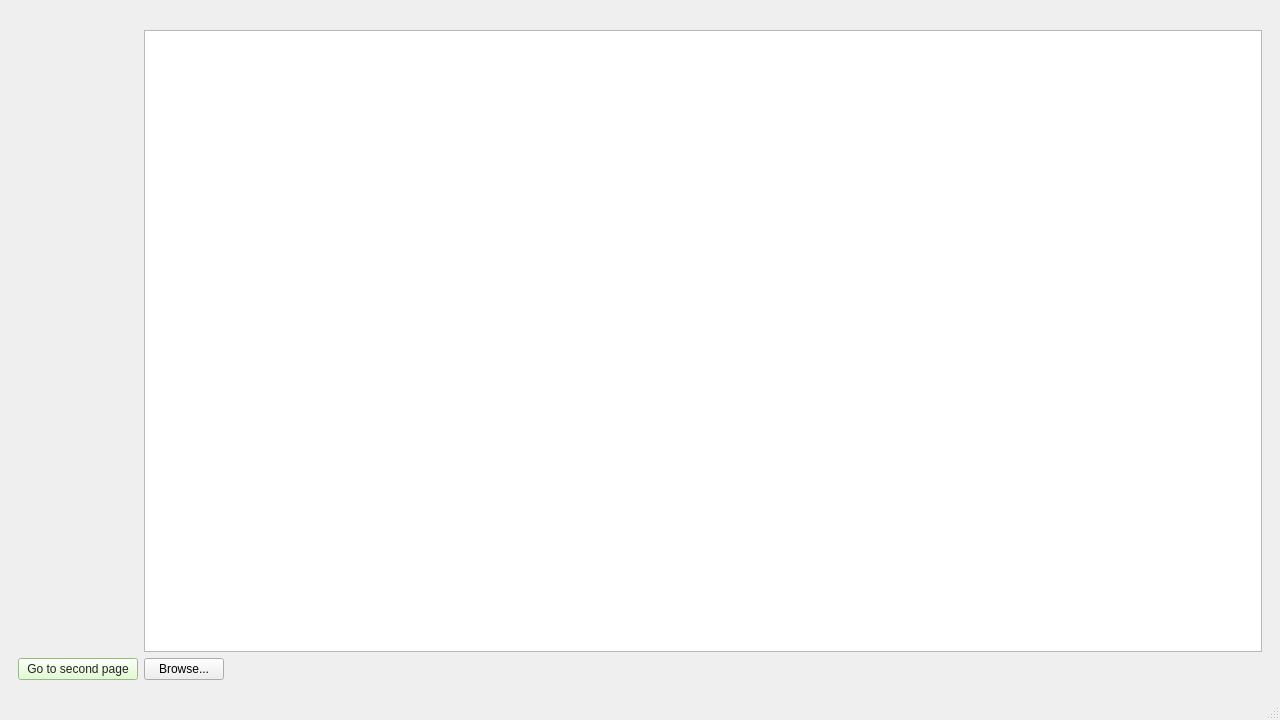
The window that mainwindow.ui (DreaMTH/DataAnalysis) describes before a commit, drawn with Qt 5.
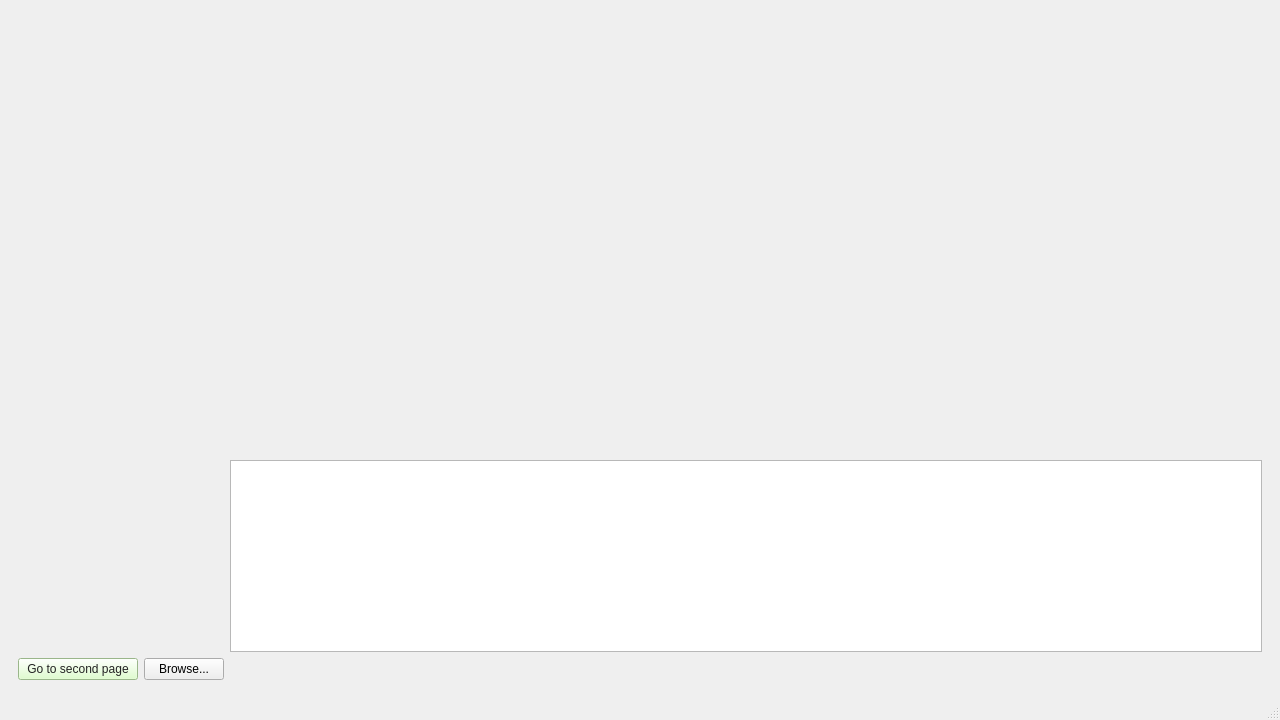
The same window after the commit.

Commit message: Rewrwited basic real + design changes.

Patch:
```diff
--- a/mainwindow.ui
+++ b/mainwindow.ui
@@ -21,50 +21,28 @@
   </property>
   <widget class="QWidget" name="centralwidget">
    <layout class="QGridLayout" name="gridLayout_2">
-    <item row="0" column="0">
+    <item row="0" column="1">
      <layout class="QGridLayout" name="gridLayout">
-      <item row="1" column="0">
+      <item row="0" column="0">
        <widget class="QStackedWidget" name="stackedWidget">
         <property name="currentIndex">
          <number>0</number>
         </property>
         <widget class="QWidget" name="page">
          <layout class="QGridLayout" name="gridLayout_3">
-          <item row="2" column="0">
-           <spacer name="verticalSpacer">
+          <item row="3" column="2">
+           <spacer name="horizontalSpacer">
             <property name="orientation">
-             <enum>Qt::Vertical</enum>
-            </property>
-            <property name="sizeType">
-             <enum>QSizePolicy::Expanding</enum>
+             <enum>Qt::Horizontal</enum>
             </property>
             <property name="sizeHint" stdset="0">
              <size>
-              <width>20</width>
-              <height>40</height>
+              <width>40</width>
+              <height>20</height>
              </size>
             </property>
            </spacer>
           </item>
-          <item row="0" column="2">
-           <widget class="QWidget" name="widget_2" native="true">
-            <property name="sizePolicy">
-             <sizepolicy hsizetype="Preferred" vsizetype="Preferred">
-              <horstretch>0</horstretch>
-              <verstretch>0</verstretch>
-             </sizepolicy>
-            </property>
-            <property name="minimumSize">
-             <size>
-              <width>0</width>
-              <height>0</height>
-             </size>
-            </property>
-            <property name="styleSheet">
-             <string notr="true">background-color: rgb(255, 85, 127);</string>
-            </property>
-           </widget>
-          </item>
           <item row="3" column="0">
            <widget class="QPushButton" name="pushButton">
             <property name="sizePolicy">
@@ -90,54 +68,6 @@
             </property>
            </widget>
           </item>
-          <item row="1" column="2">
-           <widget class="QWidget" name="widget" native="true">
-            <property name="minimumSize">
-             <size>
-              <width>0</width>
-              <height>0</height>
-             </size>
-            </property>
-            <property name="baseSize">
-             <size>
-              <width>0</width>
-              <height>0</height>
-             </size>
-            </property>
-            <property name="styleSheet">
-             <string notr="true">background-color: rgb(85, 170, 0);</string>
-            </property>
-           </widget>
-          </item>
-          <item row="2" column="1" colspan="2">
-           <widget class="QTableWidget" name="tableWidget">
-            <property name="sizePolicy">
-             <sizepolicy hsizetype="Preferred" vsizetype="Preferred">
-              <horstretch>0</horstretch>
-              <verstretch>0</verstretch>
-             </sizepolicy>
-            </property>
-            <property name="minimumSize">
-             <size>
-              <width>0</width>
-              <height>0</height>
-             </size>
-            </property>
-           </widget>
-          </item>
-          <item row="3" column="2">
-           <spacer name="horizontalSpacer">
-            <property name="orientation">
-             <enum>Qt::Horizontal</enum>
-            </property>
-            <property name="sizeHint" stdset="0">
-             <size>
-              <width>40</width>
-              <height>20</height>
-             </size>
-            </property>
-           </spacer>
-          </item>
           <item row="3" column="1">
            <widget class="QPushButton" name="pushButton_2">
             <property name="text">
@@ -145,6 +75,61 @@
             </property>
            </widget>
           </item>
+          <item row="1" column="2">
+           <widget class="QTableWidget" name="tableWidget">
+            <property name="sizePolicy">
+             <sizepolicy hsizetype="Preferred" vsizetype="Preferred">
+              <horstretch>0</horstretch>
+              <verstretch>0</verstretch>
+             </sizepolicy>
+            </property>
+            <property name="minimumSize">
+             <size>
+              <width>0</width>
+              <height>0</height>
+             </size>
+            </property>
+            <property name="maximumSize">
+             <size>
+              <width>1920</width>
+              <height>200</height>
+             </size>
+            </property>
+           </widget>
+          </item>
+          <item row="0" column="0">
+           <spacer name="verticalSpacer">
+            <property name="orientation">
+             <enum>Qt::Vertical</enum>
+            </property>
+            <property name="sizeType">
+             <enum>QSizePolicy::Expanding</enum>
+            </property>
+            <property name="sizeHint" stdset="0">
+             <size>
+              <width>20</width>
+              <height>40</height>
+             </size>
+            </property>
+           </spacer>
+          </item>
+          <item row="0" column="2">
+           <layout class="QGridLayout" name="gridLayout_5">
+            <item row="0" column="0">
+             <widget class="QWidget" name="widget" native="true">
+              <property name="maximumSize">
+               <size>
+                <width>16777215</width>
+                <height>16777215</height>
+               </size>
+              </property>
+             </widget>
+            </item>
+            <item row="1" column="0">
+             <widget class="QWidget" name="widget_2" native="true"/>
+            </item>
+           </layout>
+          </item>
          </layout>
         </widget>
         <widget class="QWidget" name="page_2"/>
```
The commit also changes 4 other files.
